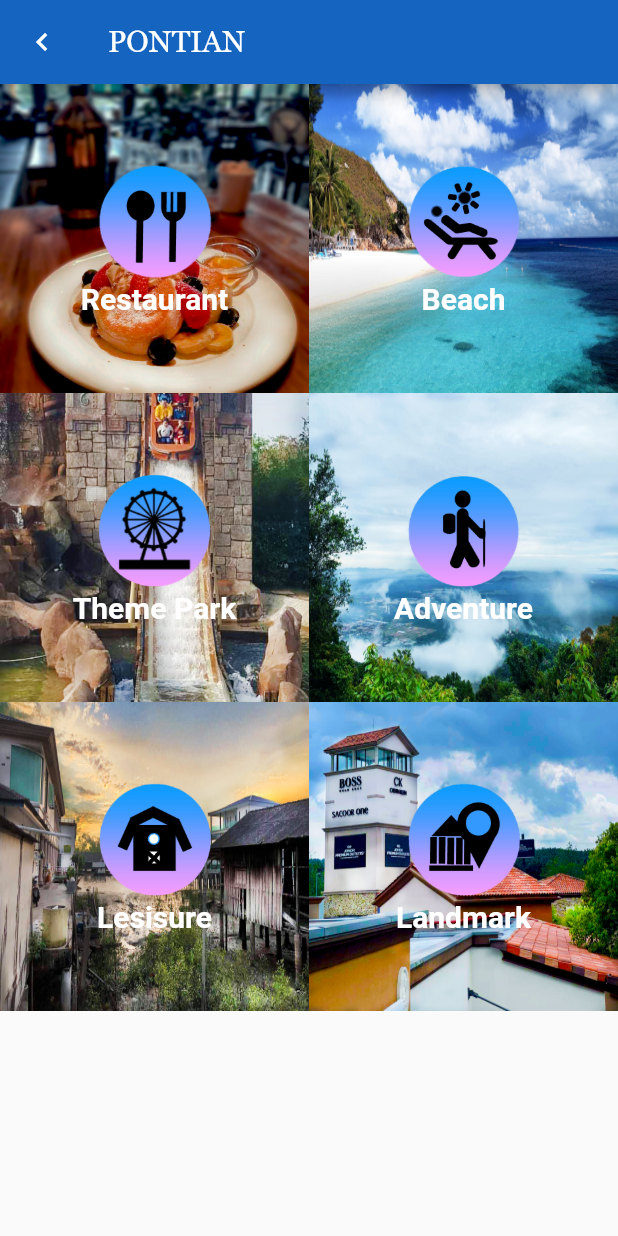
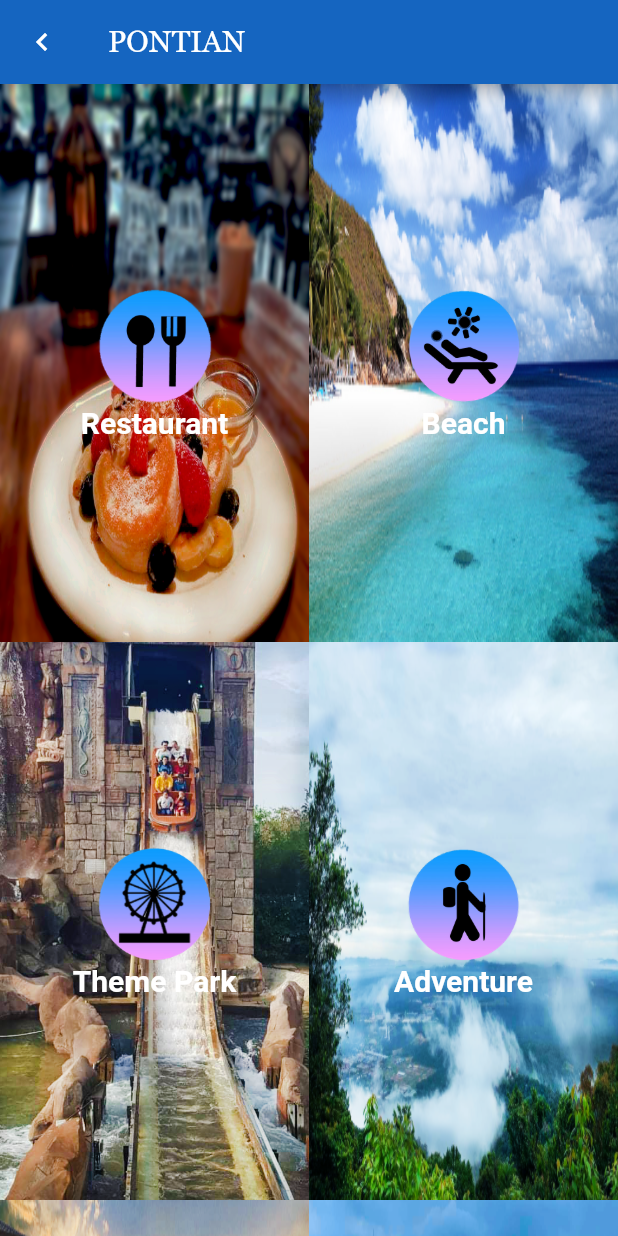
Before and after one commit to VictorDoom022/notMyProject, a Flutter app: the pontianInfo screen opened directly, on a phone screen of 412 x 824 dp. Run offline on Flutter 3.47's test engine with Material 2 defaults, Android fonts, the phone set to English and light mode, and no system bars; Roboto replaces fonts that are missing (Gothic).

Commit message:
make gridView fullScreen

```diff
--- a/lib/views/pontianInfo.dart
+++ b/lib/views/pontianInfo.dart
@@ -18,6 +18,13 @@
 
   @override
   Widget build(BuildContext context) {
+
+    var size = MediaQuery.of(context).size;
+
+    /*24 is for notification bar on Android*/
+    final double itemHeight = (size.height - kToolbarHeight - 24) / 2;
+    final double itemWidth = size.width / 2;
+
     return Scaffold(
       appBar: AppBar(
           backgroundColor: Colors.blue[800],
@@ -43,6 +50,7 @@
       body: Container(
         color: Color.fromARGB(255, 6, 45, 86),
         child: GridView.count(
+          childAspectRatio: (itemWidth / itemHeight),
           shrinkWrap: true,
           crossAxisCount: 2,
           children: [
```
